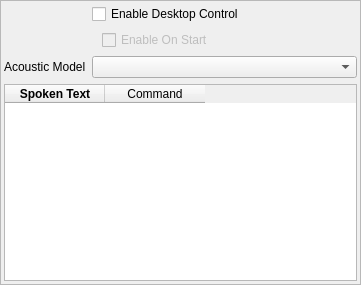
This is src/plugins/desktopctl/res/ui/settingspane-desktopcontrol.ui in smartboyhw/speechcontrol as Qt 5 draws it before an edit. The edited form follows.
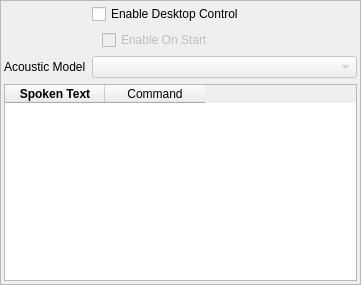
This is the edited form.

Commit message: Disable combo box if DC not enabled.

What changed in the file:
```diff
--- a/src/plugins/desktopctl/res/ui/settingspane-desktopcontrol.ui
+++ b/src/plugins/desktopctl/res/ui/settingspane-desktopcontrol.ui
@@ -134,7 +134,11 @@
      </widget>
     </item>
     <item row="3" column="1">
-     <widget class="QComboBox" name="comboBoxAcousticModel"/>
+     <widget class="QComboBox" name="comboBoxAcousticModel">
+      <property name="enabled">
+       <bool>false</bool>
+      </property>
+     </widget>
     </item>
    </layout>
   </widget>
```
